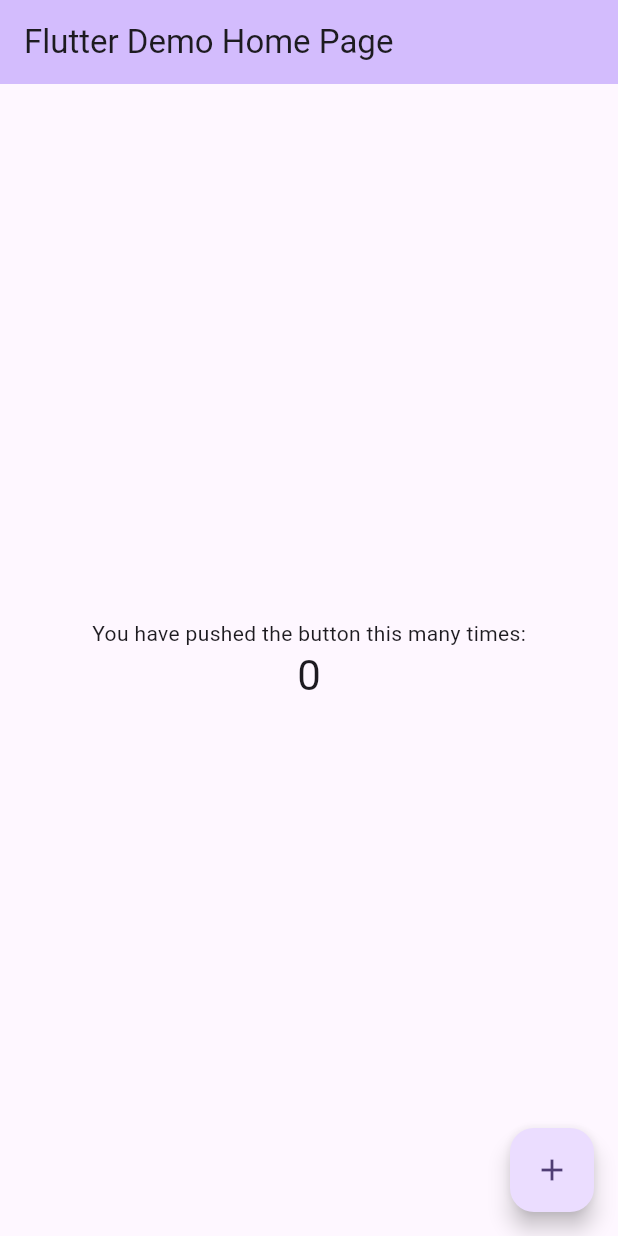
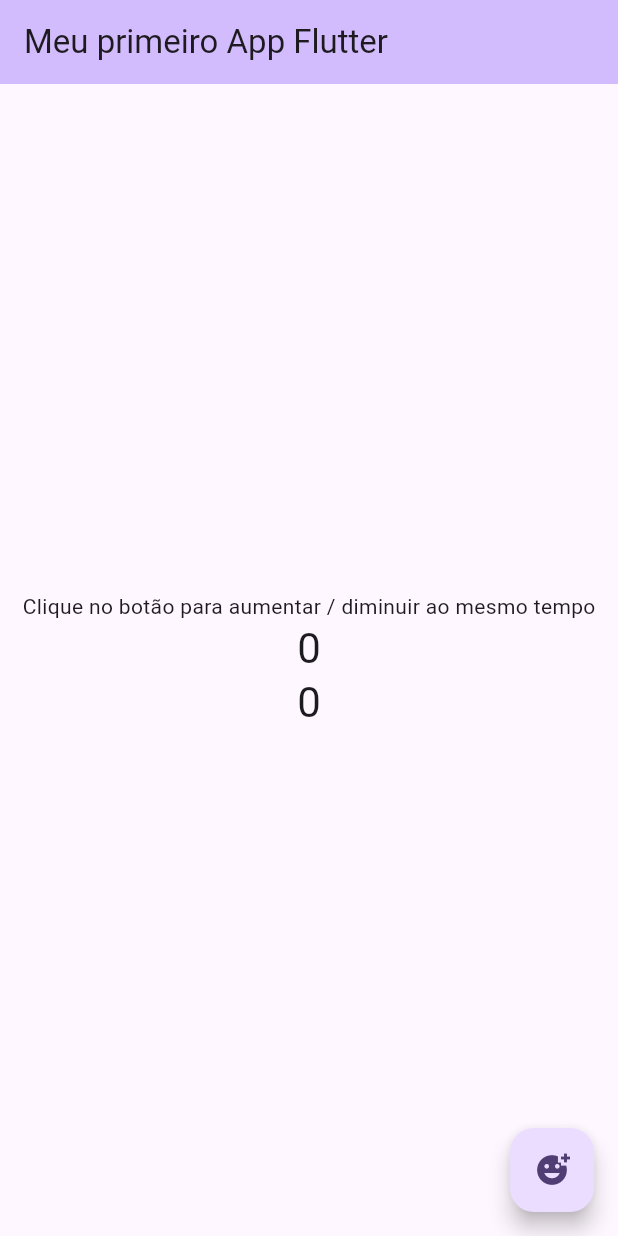
Before and after one commit to evertonweyand/flutter_my_app_001, a Flutter app: the screen it shows after launch, on a phone screen of 412 x 824 dp. Run offline on Flutter 3.47's test engine with Material 2 defaults, Android fonts, the phone set to English and light mode, and no system bars.

Commit message:
Icrement and Decrement
add and subtract at the same time

```diff
--- a/lib/main.dart
+++ b/lib/main.dart
@@ -13,25 +13,10 @@
     return MaterialApp(
       title: 'Flutter Demo',
       theme: ThemeData(
-        // This is the theme of your application.
-        //
-        // TRY THIS: Try running your application with "flutter run". You'll see
-        // the application has a blue toolbar. Then, without quitting the app,
-        // try changing the seedColor in the colorScheme below to Colors.green
-        // and then invoke "hot reload" (save your changes or press the "hot
-        // reload" button in a Flutter-supported IDE, or press "r" if you used
-        // the command line to start the app).
-        //
-        // Notice that the counter didn't reset back to zero; the application
-        // state is not lost during the reload. To reset the state, use hot
-        // restart instead.
-        //
-        // This works for code too, not just values: Most code changes can be
-        // tested with just a hot reload.
         colorScheme: ColorScheme.fromSeed(seedColor: Colors.deepPurple),
         useMaterial3: true,
       ),
-      home: const MyHomePage(title: 'Flutter Demo Home Page'),
+      home: const MyHomePage(title: 'Meu primeiro App Flutter'),
     );
   }
 }
@@ -55,16 +40,18 @@
 }
 
 class _MyHomePageState extends State<MyHomePage> {
-  int _counter = 0;
+  int _counter_add = 0;
+  int _counter_remove = 0;
 
-  void _incrementCounter() {
+  void _increment_decrement() {
     setState(() {
       // This call to setState tells the Flutter framework that something has
       // changed in this State, which causes it to rerun the build method below
       // so that the display can reflect the updated values. If we changed
       // _counter without calling setState(), then the build method would not be
       // called again, and so nothing would appear to happen.
-      _counter++;
+      _counter_add++;
+      _counter_remove--;
     });
   }
 
@@ -106,19 +93,24 @@
           mainAxisAlignment: MainAxisAlignment.center,
           children: <Widget>[
             const Text(
-              'You have pushed the button this many times:',
+              'Clique no botão para aumentar / diminuir ao mesmo tempo',
             ),
             Text(
-              '$_counter',
+              '$_counter_add',
               style: Theme.of(context).textTheme.headlineMedium,
             ),
+            Text(
+              '$_counter_remove',
+              style: Theme.of(context).textTheme.headlineMedium,
+            )
           ],
         ),
       ),
+
       floatingActionButton: FloatingActionButton(
-        onPressed: _incrementCounter,
-        tooltip: 'Increment',
-        child: const Icon(Icons.add),
+        onPressed: _increment_decrement,
+        tooltip: 'Increment/Decrement',
+        child: const Icon(Icons.add_reaction),
       ), // This trailing comma makes auto-formatting nicer for build methods.
     );
   }
```
